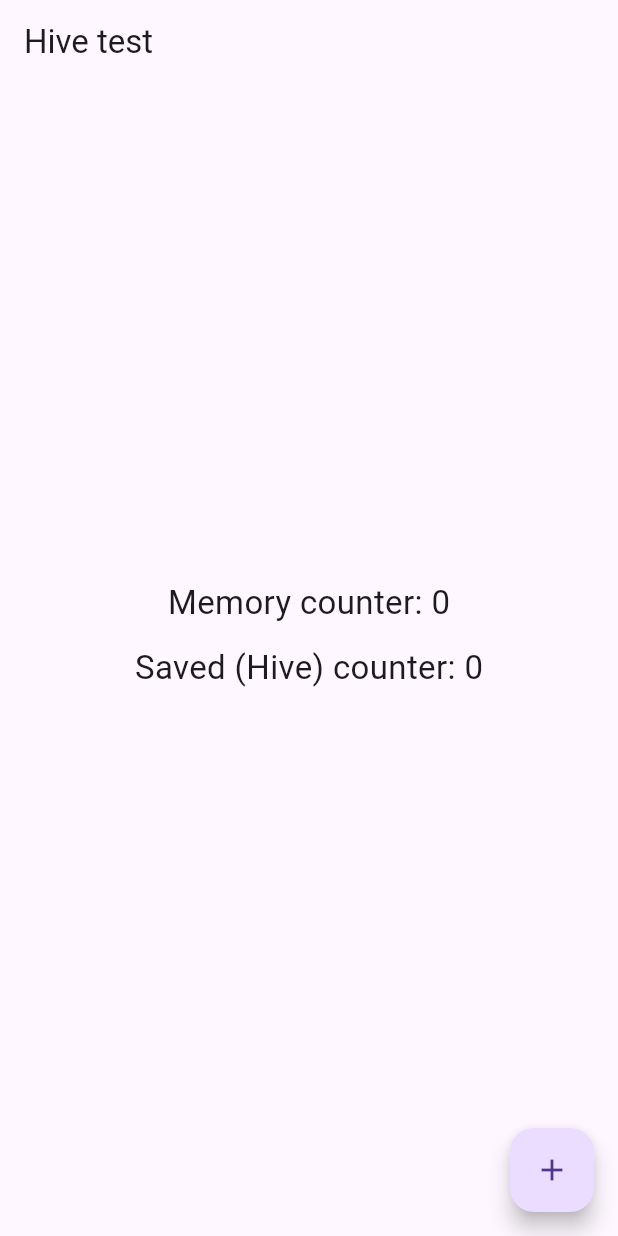
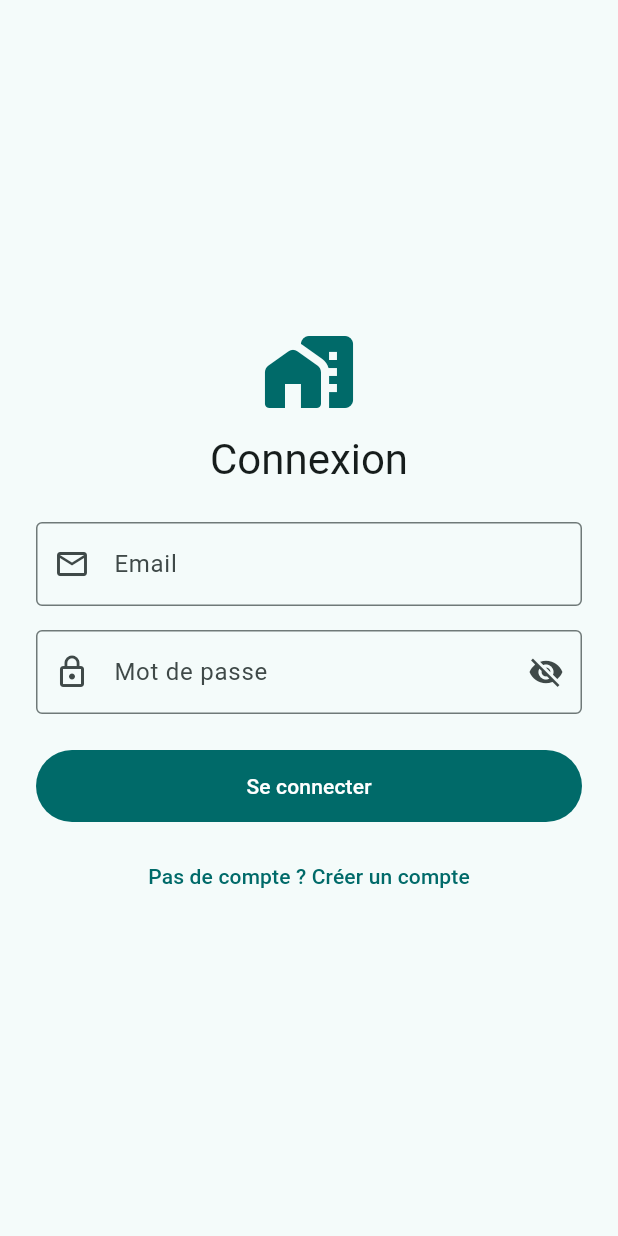
Before and after one commit to maissa2003/Darna, a Flutter app: the screen it shows after launch, on a phone screen of 412 x 824 dp. Run offline on Flutter 3.47's test engine with Material 3 defaults, Android fonts, the phone set to English and light mode, and no system bars; our stand-ins replace go_router, hive_ce, hive_ce_flutter; accounts and stored records are empty.

Commit message:
fix(auth): home screen and password hasher

```diff
--- a/darna/lib/core/theme/app_theme.dart
+++ b/darna/lib/core/theme/app_theme.dart
@@ -0,0 +1,8 @@
+import 'package:flutter/material.dart';
+
+class AppTheme {
+  static ThemeData get light => ThemeData(
+        useMaterial3: true,
+        colorSchemeSeed: const Color(0xFF0E7C7B),
+      );
+}
--- /dev/null
+++ b/darna/lib/features/auth/data/auth_repository.dart
@@ -0,0 +1,60 @@
+import 'package:hive_ce_flutter/hive_flutter.dart';
+import 'package:uuid/uuid.dart';
+import '../../../core/constants/box_names.dart';
+import '../../../core/utils/password_hasher.dart';
+import '../models/app_user.dart';
+
+class AuthException implements Exception {
+  final String message;
+  AuthException(this.message);
+}
+
+class AuthRepository {
+  Box<AppUser> get _users => Hive.box<AppUser>(BoxNames.users);
+  Box get _session => Hive.box(BoxNames.session);
+
+  AppUser? get currentUser {
+    final id = _session.get('current_user_id') as String?;
+    return id == null ? null : _users.get(id);
+  }
+
+  Future<AppUser> register({
+    required String fullName,
+    required String email,
+    required String phone,
+    required String password,
+    required String role,
+    required String gender,
+  }) async {
+    final normalizedEmail = email.trim().toLowerCase();
+    if (_users.values.any((u) => u.email == normalizedEmail)) {
+      throw AuthException('Cet email est déjà utilisé.');
+    }
+    final user = AppUser(
+      id: const Uuid().v4(),
+      fullName: fullName.trim(),
+      email: normalizedEmail,
+      phone: phone.trim(),
+      passwordHash: PasswordHasher.hash(password),
+      role: role,
+      gender: gender,
+      createdAt: DateTime.now(),
+    );
+    await _users.put(user.id, user);
+    await _session.put('current_user_id', user.id);
+    return user;
+  }
+
+  Future<AppUser> login(String email, String password) async {
+    final normalizedEmail = email.trim().toLowerCase();
+    final matches = _users.values.where((u) => u.email == normalizedEmail);
+    if (matches.isEmpty || !PasswordHasher.verify(password, matches.first.passwordHash)) {
+      throw AuthException('Email ou mot de passe incorrect.');
+    }
+    final user = matches.first;
+    await _session.put('current_user_id', user.id);
+    return user;
+  }
+
+  Future<void> logout() => _session.delete('current_user_id');
+}
--- /dev/null
+++ b/darna/lib/features/home/presentation/auth_provider.dart
@@ -0,0 +1,55 @@
+import 'package:flutter/foundation.dart';
+import '../../auth/data/auth_repository.dart';
+import '../../auth/models/app_user.dart';
+
+class AuthProvider extends ChangeNotifier {
+  final AuthRepository _repo;
+  AppUser? _user;
+
+  AuthProvider(this._repo) {
+    _user = _repo.currentUser;
+  }
+
+  AppUser? get user => _user;
+  bool get isLoggedIn => _user != null;
+
+  Future<String?> login(String email, String password) async {
+    try {
+      _user = await _repo.login(email, password);
+      notifyListeners();
+      return null;
+    } on AuthException catch (e) {
+      return e.message;
+    }
+  }
+
+  Future<String?> register({
+    required String fullName,
+    required String email,
+    required String phone,
+    required String password,
+    required String role,
+    required String gender,
+  }) async {
+    try {
+      _user = await _repo.register(
+        fullName: fullName,
+        email: email,
+        phone: phone,
+        password: password,
+        role: role,
+        gender: gender,
+      );
+      notifyListeners();
+      return null;
+    } on AuthException catch (e) {
+      return e.message;
+    }
+  }
+
+  Future<void> logout() async {
+    await _repo.logout();
+    _user = null;
+    notifyListeners();
+  }
+}
--- /dev/null
+++ b/darna/lib/features/home/presentation/login_screen.dart
@@ -0,0 +1,121 @@
+import 'package:flutter/material.dart';
+import 'package:go_router/go_router.dart';
+import 'package:provider/provider.dart';
+import 'auth_provider.dart';
+
+class LoginScreen extends StatefulWidget {
+  const LoginScreen({super.key});
+
+  @override
+  State<LoginScreen> createState() => _LoginScreenState();
+}
+
+class _LoginScreenState extends State<LoginScreen> {
+  final _formKey = GlobalKey<FormState>();
+  final _email = TextEditingController();
+  final _password = TextEditingController();
+  bool _hidePassword = true;
+  bool _loading = false;
+
+  @override
+  void dispose() {
+    _email.dispose();
+    _password.dispose();
+    super.dispose();
+  }
+
+  Future<void> _submit() async {
+    if (!_formKey.currentState!.validate()) return;
+    setState(() => _loading = true);
+    final error =
+        await context.read<AuthProvider>().login(_email.text, _password.text);
+    if (!mounted) return;
+    setState(() => _loading = false);
+    if (error != null) {
+      ScaffoldMessenger.of(context).showSnackBar(SnackBar(content: Text(error)));
+    }
+    // On success, the router redirects to /home automatically.
+  }
+
+  @override
+  Widget build(BuildContext context) {
+    return Scaffold(
+      body: SafeArea(
+        child: Center(
+          child: SingleChildScrollView(
+            padding: const EdgeInsets.all(24),
+            child: Form(
+              key: _formKey,
+              child: Column(
+                children: [
+                  Icon(Icons.home_work_rounded,
+                      size: 64, color: Theme.of(context).colorScheme.primary),
+                  const SizedBox(height: 8),
+                  Text('Connexion',
+                      style: Theme.of(context).textTheme.headlineMedium),
+                  const SizedBox(height: 24),
+                  TextFormField(
+                    controller: _email,
+                    keyboardType: TextInputType.emailAddress,
+                    decoration: const InputDecoration(
+                      labelText: 'Email',
+                      prefixIcon: Icon(Icons.email_outlined),
+                      border: OutlineInputBorder(),
+                    ),
+                    validator: (v) {
+                      final value = v?.trim() ?? '';
+                      if (value.isEmpty) return 'Email obligatoire';
+                      if (!RegExp(r'^[^@\s]+@[^@\s]+\.[^@\s]+$').hasMatch(value)) {
+                        return 'Email invalide';
+                      }
+                      return null;
+                    },
+                  ),
+                  const SizedBox(height: 16),
+                  TextFormField(
+                    controller: _password,
+                    obscureText: _hidePassword,
+                    decoration: InputDecoration(
+                      labelText: 'Mot de passe',
+                      prefixIcon: const Icon(Icons.lock_outline),
+                      border: const OutlineInputBorder(),
+                      suffixIcon: IconButton(
+                        icon: Icon(_hidePassword
+                            ? Icons.visibility_off
+                            : Icons.visibility),
+                        onPressed: () =>
+                            setState(() => _hidePassword = !_hidePassword),
+                      ),
+                    ),
+                    validator: (v) => (v == null || v.isEmpty)
+                        ? 'Mot de passe obligatoire'
+                        : null,
+                  ),
+                  const SizedBox(height: 24),
+                  SizedBox(
+                    width: double.infinity,
+                    height: 48,
+                    child: FilledButton(
+                      onPressed: _loading ? null : _submit,
+                      child: _loading
+                          ? const SizedBox(
+                              width: 22,
+                              height: 22,
+                              child: CircularProgressIndicator(strokeWidth: 2))
+                          : const Text('Se connecter'),
+                    ),
+                  ),
+                  const SizedBox(height: 12),
+                  TextButton(
+                    onPressed: () => context.go('/register'),
+                    child: const Text("Pas de compte ? Créer un compte"),
+                  ),
+                ],
+              ),
+            ),
+          ),
+        ),
+      ),
+    );
+  }
+}
--- a/darna/lib/main.dart
+++ b/darna/lib/main.dart
@@ -1,66 +1,33 @@
 import 'package:flutter/material.dart';
-import 'package:hive_ce_flutter/hive_flutter.dart';
-import 'core/constants/box_names.dart';
+import 'package:provider/provider.dart';
+import 'core/router/app_router.dart';
 import 'core/services/hive_service.dart';
+import 'core/theme/app_theme.dart';
+import 'features/auth/data/auth_repository.dart';
+import 'features/home/presentation/auth_provider.dart';
 
 Future<void> main() async {
   WidgetsFlutterBinding.ensureInitialized();
   await HiveService.init();
-  runApp(const MyApp());
+  final auth = AuthProvider(AuthRepository());
+  final router = createRouter(auth);
+  runApp(
+    ChangeNotifierProvider.value(
+      value: auth,
+      child: DarnaApp(router: router),
+    ),
+  );
 }
 
-class MyApp extends StatelessWidget {
-  const MyApp({super.key});
+class DarnaApp extends StatelessWidget {
+  final RouterConfig<Object> router;
+  const DarnaApp({super.key, required this.router});
 
   @override
-  Widget build(BuildContext context) =>
-      const MaterialApp(home: HiveTestPage());
-}
-
-class HiveTestPage extends StatefulWidget {
-  const HiveTestPage({super.key});
-
-  @override
-  State<HiveTestPage> createState() => _HiveTestPageState();
-}
-
-class _HiveTestPageState extends State<HiveTestPage> {
-  final box = Hive.box(BoxNames.session);
-  int memoryCount = 0;
-  String error = '';
-
-  int get savedCount => box.get('counter', defaultValue: 0) as int;
-
-  Future<void> _increment() async {
-    try {
-      await box.put('counter', savedCount + 1);
-      error = '';
-    } catch (e) {
-      error = e.toString();
-    }
-    setState(() => memoryCount++);
-  }
-
-  @override
-  Widget build(BuildContext context) => Scaffold(
-        appBar: AppBar(title: const Text('Hive test')),
-        body: Center(
-          child: Column(
-            mainAxisSize: MainAxisSize.min,
-            children: [
-              Text('Memory counter: $memoryCount',
-                  style: const TextStyle(fontSize: 22)),
-              const SizedBox(height: 12),
-              Text('Saved (Hive) counter: $savedCount',
-                  style: const TextStyle(fontSize: 22)),
-              const SizedBox(height: 12),
-              Text(error, style: const TextStyle(color: Colors.red)),
-            ],
-          ),
-        ),
-        floatingActionButton: FloatingActionButton(
-          onPressed: _increment,
-          child: const Icon(Icons.add),
-        ),
+  Widget build(BuildContext context) => MaterialApp.router(
+        title: 'Darna',
+        debugShowCheckedModeBanner: false,
+        theme: AppTheme.light,
+        routerConfig: router,
       );
 }
```
Also changed, not shown: darna/lib/core/router/app_router.dart (+26 -0 lines), darna/lib/core/utils/password_hasher.dart (added, +29 -0 lines), darna/lib/features/home/presentation/home_screen.dart (added, +32 -0 lines), darna/lib/features/home/presentation/register_screen.dart (added, +204 -0 lines), darna/lib/features/home/presentation/splash_screen.dart (added, +48 -0 lines).
